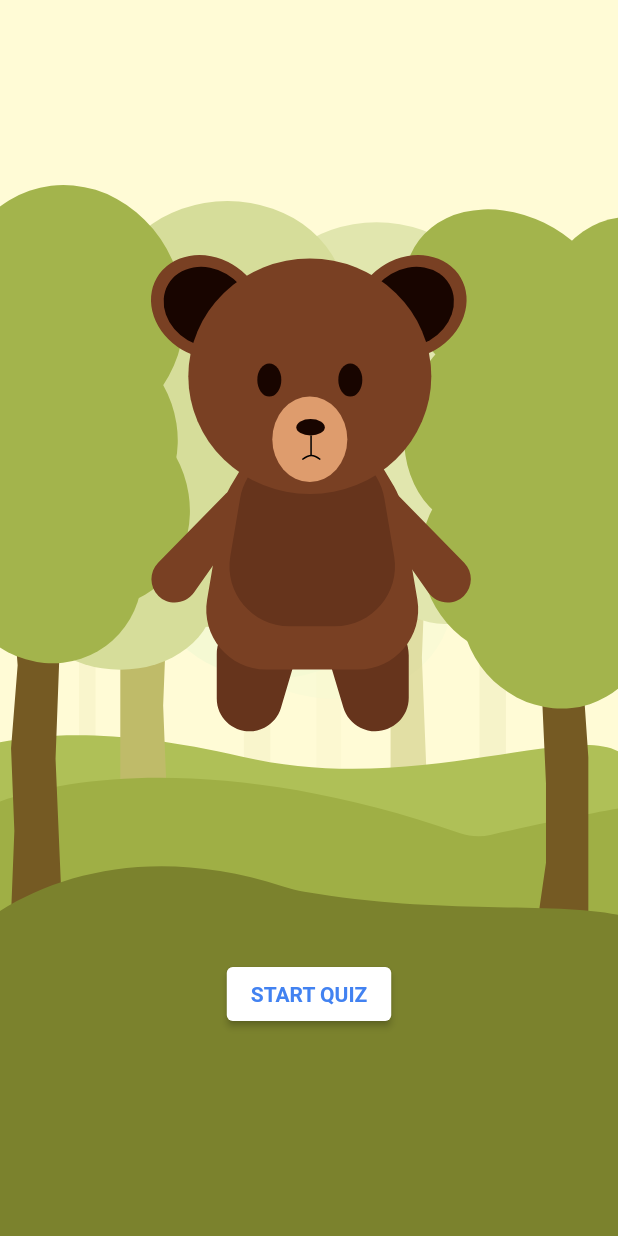
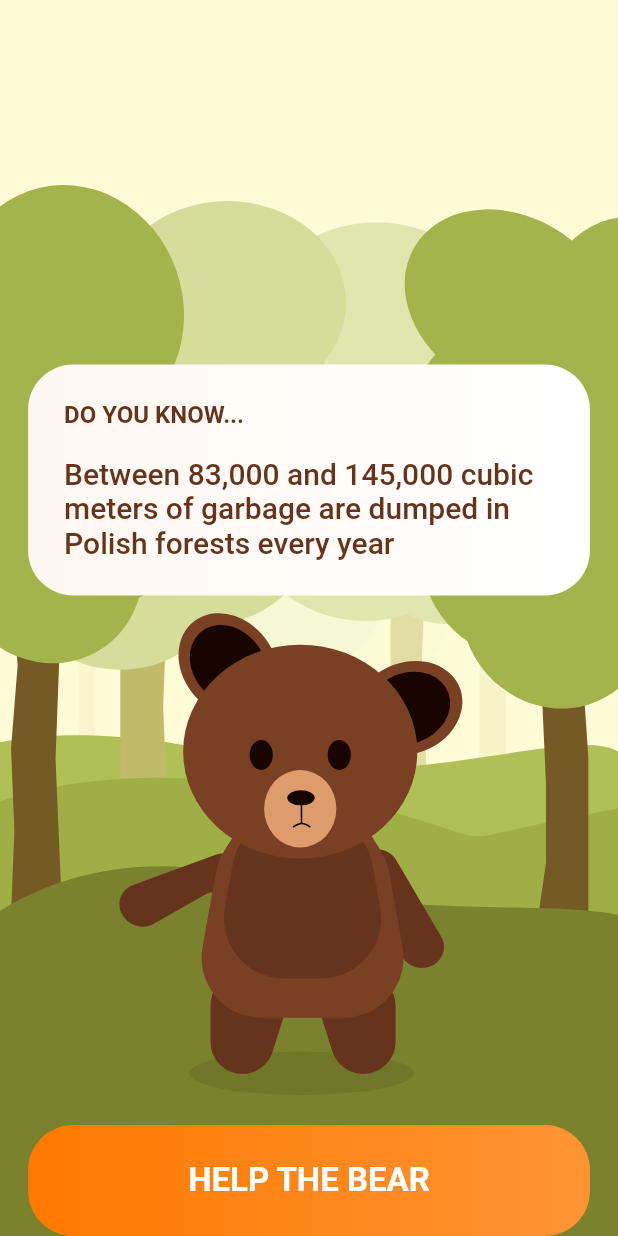
Before and after one commit to papril91/ecopet-hackyeah2022, a Flutter app: the screen it shows after launch, on a phone screen of 412 x 824 dp. Run offline on Flutter 3.47's test engine with Material 2 defaults, Android fonts, the phone set to English and light mode, and no system bars; our stand-ins replace flutter_svg, google_fonts, percent_indicator; Roboto replaces fonts that are missing (Dosis).

Commit message:
Prepare start home screen

```diff
--- /dev/null
+++ b/lib/constants.dart
@@ -0,0 +1,20 @@
+import 'package:flutter/material.dart';
+
+const kSecondaryColor = Color(0xFF8B94BC);
+const kGreenColor = Color(0xFF6AC259);
+const kRedColor = Color(0xFFE92E30);
+const kGrayColor = Color(0xFFC1C1C1);
+const kBlackColor = Color(0xFF101010);
+const kPrimaryGradient = LinearGradient(
+  colors: [Color(0xFFFF7900), Color(0xFFFF9434)],
+  begin: Alignment.centerLeft,
+  end: Alignment.centerRight,
+);
+
+const bPrimaryGradient = LinearGradient(
+  colors: [Color(0xFFFFF8F1), Color(0xFFFFFFFF)],
+  begin: Alignment.centerLeft,
+  end: Alignment.centerRight,
+);
+
+const double kDefaultPadding = 20.0;
--- a/lib/view/screens/splash_screen.dart
+++ b/lib/view/screens/splash_screen.dart
@@ -16,7 +16,7 @@ class _SplashScreenState extends State<SplashScreen> {
   }
 
   _navigateToFirstPage() async {
-    await Future.delayed(const Duration(milliseconds: 2200), () {});
+    await Future.delayed(const Duration(milliseconds: 100), () {});
     // ignore: use_build_context_synchronously
     Navigator.pushReplacement(
         context, MaterialPageRoute(builder: (context) => const HomeScreen()));
--- a/lib/view/screens/start_screen.dart
+++ b/lib/view/screens/start_screen.dart
@@ -3,6 +3,7 @@ import 'package:flutter/material.dart';
 import 'package:flutter_svg/svg.dart';
 import 'package:google_fonts/google_fonts.dart';
 import 'package:provider/provider.dart';
+import 'package:quizapp2/constants.dart';
 import '../../controller/index_controller.dart';
 import 'home_screen.dart';
 
@@ -59,29 +60,77 @@ class HomeScreen extends StatelessWidget {
               children: [
                 SvgPicture.asset('assets/icons/bg_1.svg', fit: BoxFit.fill),
                 SafeArea(
+                  child: Stack(
+                    children: [
+                      Positioned(
+                        bottom: 0,
+                        left: 0,
+                        right: 0,
                         child: Column(
                           mainAxisAlignment: MainAxisAlignment.spaceEvenly,
                           children: [
-                      SvgPicture.asset('assets/icons/bear_hero.svg'),
-                      ElevatedButton(
-                        onPressed: () {
+                            Container(
+                              width: (MediaQuery.of(context).size.width / 1.10),
+                              padding: const EdgeInsets.all(24),
+                              decoration: BoxDecoration(
+                                gradient: bPrimaryGradient,
+                                borderRadius: BorderRadius.circular(30),
+                              ),
+                              child: Column(
+                                crossAxisAlignment: CrossAxisAlignment.start,
+                                children: const [
+                                  Text(
+                                    'DO YOU KNOW...',
+                                    style: TextStyle(
+                                      fontSize: 16,
+                                      color: Color(0xFF66341C),
+                                      fontWeight: FontWeight.bold,
+                                    ),
+                                  ),
+                                  SizedBox(height: 18),
+                                  Text(
+                                    'Between 83,000 and 145,000 cubic meters of garbage are dumped in Polish forests every year',
+                                    style: TextStyle(
+                                      fontSize: 20,
+                                      color: Color(0xFF66341C),
+                                      fontWeight: FontWeight.w500,
+                                    ),
+                                  ),
+                                ],
+                              ),
+                            ),
+                            SvgPicture.asset('assets/icons/sad_bear.svg'),
+                            const SizedBox(height: 20),
+                            GestureDetector(
+                              onTap: () {
                                 provider.restartIndexForQuestion();
                                 Navigator.pushReplacement(
                                     context,
                                     MaterialPageRoute(
                                         builder: (context) => FirstPage()));
                               },
-                        style: ElevatedButton.styleFrom(
-                          backgroundColor: Colors.white,
+                              child: Container(
+                                width:
+                                    (MediaQuery.of(context).size.width / 1.10),
+                                padding: const EdgeInsets.all(24),
+                                decoration: BoxDecoration(
+                                  gradient: kPrimaryGradient,
+                                  borderRadius: BorderRadius.circular(30),
                                 ),
-                        child: Text(
-                          'START QUIZ',
-                          style: GoogleFonts.dosis(
-                            fontWeight: FontWeight.w700,
-                            color: const Color.fromRGBO(66, 130, 241, 1),
+                                child: const Text(
+                                  textAlign: TextAlign.center,
+                                  'HELP THE BEAR',
+                                  style: TextStyle(
+                                    fontSize: 22,
+                                    color: Colors.white,
+                                    fontWeight: FontWeight.bold,
                                   ),
                                 ),
-                      )
+                              ),
+                            ),
+                          ],
+                        ),
+                      ),
                     ],
                   ),
                 ),
```
Also changed, not shown: assets/icons/sad_bear.svg (added). Lines whose indentation alone changed are shown as unchanged.
